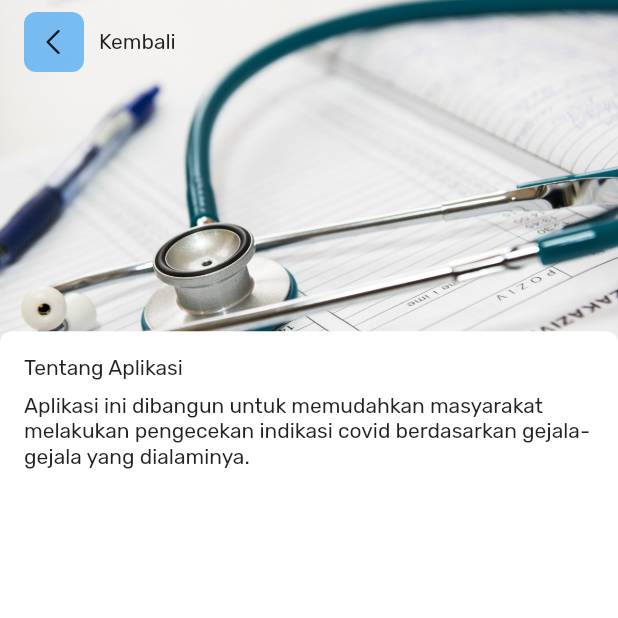
After one commit to diarn/covid-detection-mobile, a Flutter app: the AboutAppView screen opened by its route, on a phone screen of 412 x 824 dp, the top half of it. The commit adds this screen. Run offline on Flutter 3.47's test engine with Material 2 defaults, Android fonts, the phone set to English and light mode, and no system bars; our stand-ins replace fluentui_icons, get, google_fonts.

Commit message:
hide about app

```diff
--- /dev/null
+++ b/lib/app/modules/about_app/views/about_app_view.dart
@@ -0,0 +1,76 @@
+import 'package:flutter/material.dart';
+import 'package:flutter/services.dart';
+
+import 'package:get/get.dart';
+import 'package:mobile_app/app/widgets/my_widget.dart';
+
+import '../controllers/about_app_controller.dart';
+
+class AboutAppView extends GetView<AboutAppController> {
+  @override
+  Widget build(BuildContext context) {
+    return AnnotatedRegion<SystemUiOverlayStyle>(
+      value: SystemUiOverlayStyle(
+        statusBarColor: Colors.transparent,
+        statusBarIconBrightness: Brightness.dark,
+      ),
+      child: Scaffold(
+        body: Stack(
+          children: [
+            Container(
+              height: Get.height * 0.38,
+              width: double.infinity,
+              child: Image.asset(
+                "assets/a.jpeg",
+                fit: BoxFit.cover,
+              ),
+            ),
+            _content(context),
+          ],
+        ),
+      ),
+    );
+  }
+
+  Widget _content(BuildContext context) {
+    return Column(
+      children: [
+        SizedBox(
+          height: MediaQuery.of(context).padding.top,
+        ),
+        Padding(
+          padding: const EdgeInsets.symmetric(horizontal: 16),
+          child: MyNavigationTopWidget(func: () {
+            Get.back();
+          }),
+        ),
+        SizedBox(
+          height: Get.height * 0.2,
+        ),
+        Expanded(
+          child: Container(
+            width: double.infinity,
+            decoration: BoxDecoration(
+              borderRadius: BorderRadius.circular(8),
+              color: Colors.white,
+            ),
+            child: Padding(
+              padding: const EdgeInsets.symmetric(horizontal: 16, vertical: 16),
+              child: Column(
+                crossAxisAlignment: CrossAxisAlignment.start,
+                children: [
+                  Text("Tentang Aplikasi"),
+                  SizedBox(
+                    height: Get.height * 0.01,
+                  ),
+                  Text(
+                      "Aplikasi ini dibangun untuk memudahkan masyarakat melakukan pengecekan indikasi covid berdasarkan gejala-gejala yang dialaminya."),
+                ],
+              ),
+            ),
+          ),
+        ),
+      ],
+    );
+  }
+}
--- a/lib/app/routes/app_routes.dart
+++ b/lib/app/routes/app_routes.dart
@@ -7,10 +7,12 @@ abstract class Routes {
   static const HOME = _Paths.HOME;
   static const RESULT = _Paths.RESULT;
   static const SURVEY = _Paths.SURVEY;
+  static const ABOUT_APP = _Paths.ABOUT_APP;
 }
 
 abstract class _Paths {
   static const HOME = '/home';
   static const RESULT = '/result';
   static const SURVEY = '/survey';
+  static const ABOUT_APP = '/about-app';
 }
```
Also changed, not shown: lib/app/modules/about_app/bindings/about_app_binding.dart (added, +12 -0 lines), lib/app/modules/about_app/controllers/about_app_controller.dart (added, +16 -0 lines), lib/app/modules/home/views/home_view.dart (+9 -7 lines), lib/app/routes/app_pages.dart (+8 -0 lines), assets/20220130_182220.jpeg (added), assets/a.jpeg (added), assets/about.jpeg (added), assets/ac1a0c54-215e-4e60-bea8-ad4e9a448dd73609383126484454024.jpeg (added), 1 other file.
